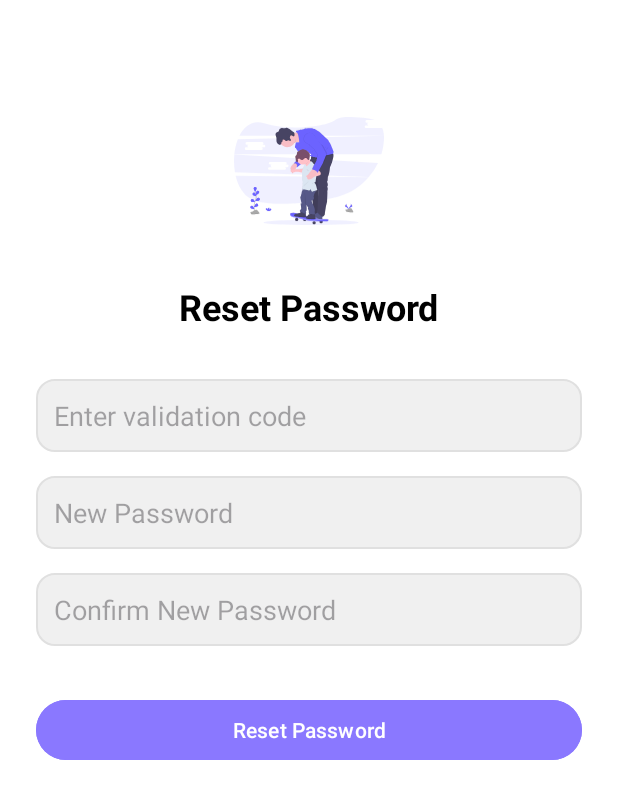
After one commit to lyxzchl/Biscuit-Android, an Android app: the layout activity_reset_password.xml on its own in the app's theme, with its tools: preview values and no code run, on a phone screen of 412 x 824 dp. The commit adds this screen. Shown: the top 799 px of the screen. Run offline under Robolectric (Android 15) with nearby library versions, the phone set to English and light mode, and no system bars.

Commit message:
added : - used emailservice for forget password procedure: added ResetPasswordActivity

```diff
--- /dev/null
+++ b/app/src/main/res/layout/activity_reset_password.xml
@@ -0,0 +1,76 @@
+<?xml version="1.0" encoding="utf-8"?>
+<androidx.constraintlayout.widget.ConstraintLayout
+    xmlns:android="http://schemas.android.com/apk/res/android"
+    xmlns:app="http://schemas.android.com/apk/res-auto"
+    android:layout_width="match_parent"
+    android:layout_height="match_parent"
+    android:background="@android:color/white"
+    android:padding="24dp">
+
+    <ImageView
+        android:id="@+id/logo"
+        android:layout_width="100dp"
+        android:layout_height="100dp"
+        android:src="@drawable/illustration_splash"
+        app:layout_constraintTop_toTopOf="parent"
+        app:layout_constraintStart_toStartOf="parent"
+        app:layout_constraintEnd_toEndOf="parent"
+        android:layout_marginTop="40dp"/>
+
+    <TextView
+        android:id="@+id/title"
+        android:layout_width="wrap_content"
+        android:layout_height="wrap_content"
+        android:text="Reset Password"
+        android:textSize="24sp"
+        android:textStyle="bold"
+        android:textColor="@android:color/black"
+        app:layout_constraintTop_toBottomOf="@id/logo"
+        app:layout_constraintStart_toStartOf="parent"
+        app:layout_constraintEnd_toEndOf="parent"
+        android:layout_marginTop="24dp"/>
+
+    <EditText
+        android:id="@+id/input_code"
+        android:layout_width="match_parent"
+        android:layout_height="wrap_content"
+        android:hint="Enter validation code"
+        android:inputType="number"
+        android:padding="12dp"
+        android:background="@drawable/edit_text_bg"
+        app:layout_constraintTop_toBottomOf="@id/title"
+        android:layout_marginTop="32dp"/>
+
+    <EditText
+        android:id="@+id/input_new_password"
+        android:layout_width="match_parent"
+        android:layout_height="wrap_content"
+        android:hint="New Password"
+        android:inputType="textPassword"
+        android:padding="12dp"
+        android:background="@drawable/edit_text_bg"
+        app:layout_constraintTop_toBottomOf="@id/input_code"
+        android:layout_marginTop="16dp"/>
+
+    <EditText
+        android:id="@+id/input_confirm_password"
+        android:layout_width="match_parent"
+        android:layout_height="wrap_content"
+        android:hint="Confirm New Password"
+        android:inputType="textPassword"
+        android:padding="12dp"
+        android:background="@drawable/edit_text_bg"
+        app:layout_constraintTop_toBottomOf="@id/input_new_password"
+        android:layout_marginTop="16dp"/>
+
+    <Button
+        android:id="@+id/btn_reset_password"
+        android:layout_width="match_parent"
+        android:layout_height="wrap_content"
+        android:text="Reset Password"
+        android:backgroundTint="#8A78FF"
+        android:textColor="@android:color/white"
+        app:layout_constraintTop_toBottomOf="@id/input_confirm_password"
+        android:layout_marginTop="32dp"/>
+
+</androidx.constraintlayout.widget.ConstraintLayout>
--- a/app/src/main/res/layout/activity_signup.xml
+++ b/app/src/main/res/layout/activity_signup.xml
@@ -191,7 +191,7 @@
                 android:textColor="@color/splash_subtitle_text"
                 android:layout_marginTop="12dp"
                 app:layout_constraintTop_toBottomOf="@id/input_password"
-                app:layout_constraintStart_toStartOf="@+id/input_confirm_password"
+                app:layout_constraintStart_toStartOf="@id/input_confirm_password"
                 app:layout_constraintEnd_toEndOf="@+id/input_confirm_password"/>
 
             <!-- Confirm Password Input -->
```
Also changed, not shown: app/src/main/java/com/example/biscuit/ConfirmAddressActivity.java (+21 -15 lines), app/src/main/java/com/example/biscuit/LoginActivity.java (+17 -6 lines), app/src/main/java/com/example/biscuit/ResetPasswordActivity.java (added, +75 -0 lines), app/src/main/java/com/example/biscuit/database/DatabaseHelper.java (+26 -9 lines), app/src/main/java/com/example/biscuit/email/EmailService.java (+8 -4 lines).
